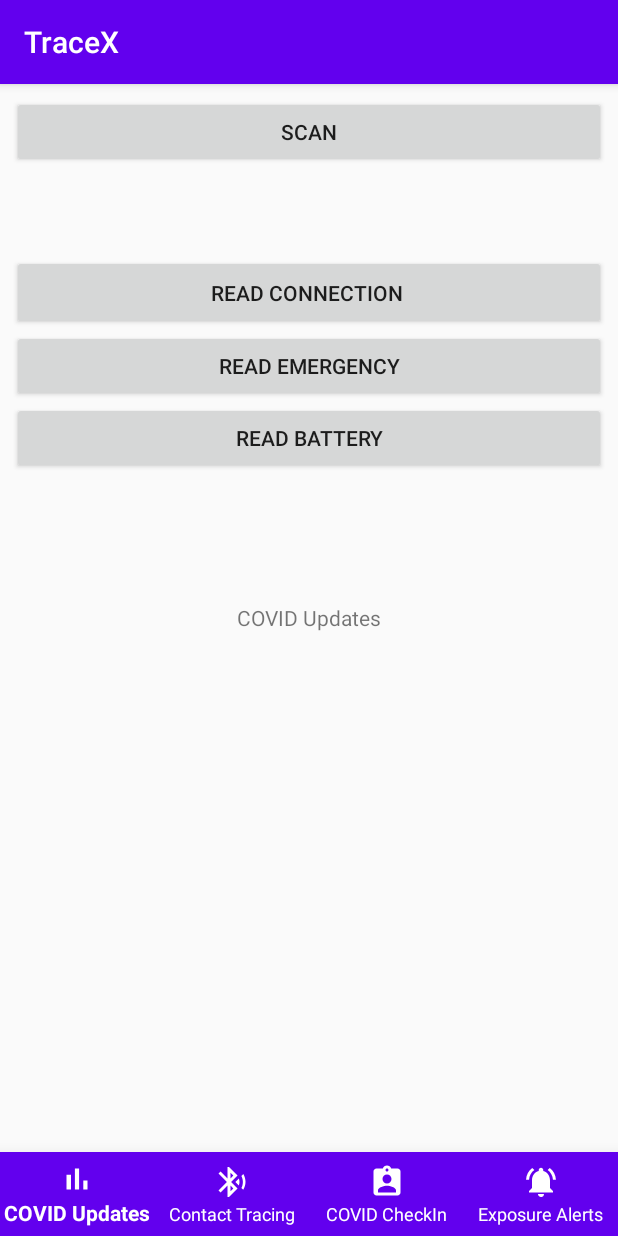
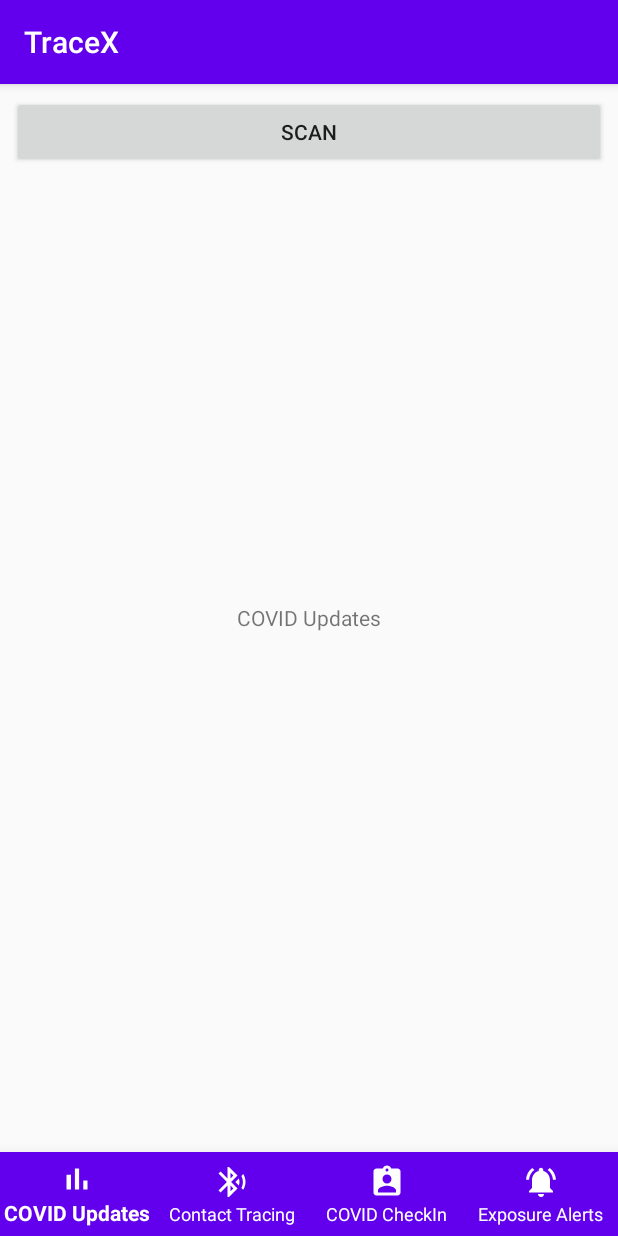
Before and after one commit to snehapatil11/TraceXContactTracing, an Android app: the screen it shows after launch (MainActivity), on a phone screen of 412 x 824 dp. Run offline under Robolectric (Android 15) with nearby library versions, the phone set to English and light mode, and no system bars.

Commit message:
Remove unused buttons in main activity

```diff
--- a/app/src/main/java/com/example/tracexcontacttracing/MainActivity.kt
+++ b/app/src/main/java/com/example/tracexcontacttracing/MainActivity.kt
@@ -4,15 +4,12 @@ package com.example.tracexcontacttracing
 import android.Manifest
 import android.app.AlertDialog
 import android.bluetooth.BluetoothAdapter
-import android.content.BroadcastReceiver
-import android.content.Context
 import android.content.Intent
 import android.content.IntentFilter
 import android.content.pm.PackageManager
 import android.os.Build
 import androidx.appcompat.app.AppCompatActivity
 import android.os.Bundle
-import android.os.Handler
 import androidx.core.app.ActivityCompat
 import androidx.core.content.ContextCompat
 import android.util.Log
@@ -31,8 +28,10 @@ import com.example.tracexcontacttracing.bottomnav.fragments.CheckinFragment
 import com.example.tracexcontacttracing.bottomnav.fragments.ContacttracingFragment
 import com.example.tracexcontacttracing.bottomnav.fragments.NotificationFragment
 import com.example.tracexcontacttracing.bottomnav.fragments.UpdatesFragment
+import com.example.tracexcontacttracing.data.DeviceEntity
+import com.example.tracexcontacttracing.database.RoomDb
 import kotlinx.android.synthetic.main.activity_main.*
-
+import java.time.LocalDateTime
 
 
 class MainActivity : AppCompatActivity(), OnDeviceScanListener, View.OnClickListener {
@@ -91,16 +90,16 @@ class MainActivity : AppCompatActivity(), OnDeviceScanListener, View.OnClickList
             true
         }
 
-        mBtnReadConnectionChar = findViewById<Button>(R.id.btn_read_connection)
-        mBtnReadEmergency = findViewById(R.id.btn_read_emergency)
-        mBtnReadBatteryLevel = findViewById(R.id.btn_read_battery)
+//        mBtnReadConnectionChar = findViewById<Button>(R.id.btn_read_connection)
+//        mBtnReadEmergency = findViewById(R.id.btn_read_emergency)
+//        mBtnReadBatteryLevel = findViewById(R.id.btn_read_battery)
 
         findViewById<View>(R.id.btn_scan).setOnClickListener(this)
-        mBtnReadConnectionChar.setOnClickListener(this)
+//        mBtnReadConnectionChar.setOnClickListener(this)
         //mBtnWriteEmergency.setOnClickListener(this)
 
-        mBtnReadEmergency.setOnClickListener(this)
-        mBtnReadBatteryLevel.setOnClickListener(this)
+//        mBtnReadEmergency.setOnClickListener(this)
+//        mBtnReadBatteryLevel.setOnClickListener(this)
 
         //mBtnWriteBatteryLevel.setOnClickListener(this)
         //mBtnWriteConnection.setOnClickListener(this)
--- a/app/src/main/res/layout/activity_main.xml
+++ b/app/src/main/res/layout/activity_main.xml
@@ -19,36 +19,6 @@
         android:layout_marginTop="8dp"
         android:text="Scan" />
 
-    <Button
-        android:id="@+id/btn_read_connection"
-        android:layout_width="match_parent"
-        android:layout_height="wrap_content"
-        android:layout_below="@+id/btn_scan"
-        android:layout_marginStart="8dp"
-        android:layout_marginTop="50dp"
-        android:layout_marginEnd="8dp"
-        android:minHeight="50dip"
-        android:text="Read CONNECTION " />
-
-
-    <Button
-        android:id="@+id/btn_read_emergency"
-        android:layout_width="match_parent"
-        android:layout_height="wrap_content"
-        android:layout_below="@+id/btn_read_connection"
-        android:layout_marginEnd="8dp"
-        android:layout_marginStart="8dp"
-        android:text="READ EMERGENCY" />
-
-    <Button
-        android:id="@+id/btn_read_battery"
-        android:layout_width="match_parent"
-        android:layout_height="wrap_content"
-        android:layout_below="@+id/btn_read_emergency"
-        android:layout_marginEnd="8dp"
-        android:layout_marginStart="8dp"
-        android:text="READ BATTERY" />
-
     <FrameLayout
         android:id="@+id/f1_wrapper"
         android:layout_width="match_parent"
```
